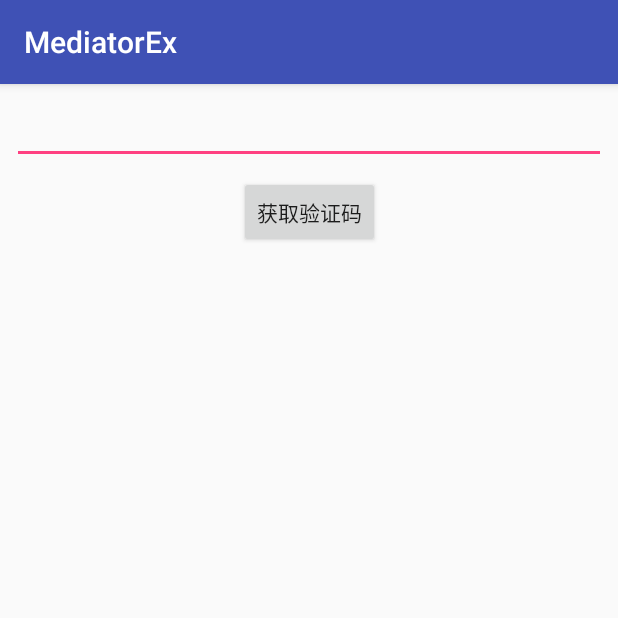
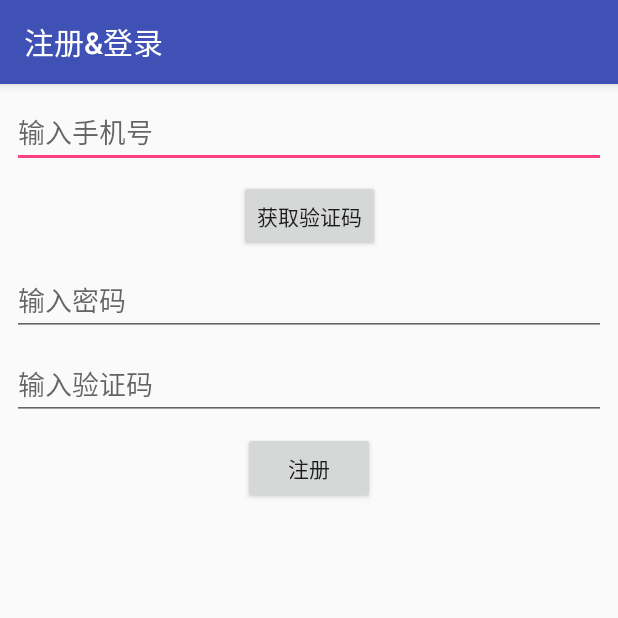
Before and after one commit to ivotai/MediatorEx, an Android app: the screen it shows after launch (LoginActivity), on a phone screen of 412 x 824 dp, the top half of it. Run offline under Robolectric (Android 15) with nearby library versions, the phone set to English and light mode, and no system bars; our stand-ins replace Dagger/Hilt's generated code, RxJava; libraries missing offline, so code that uses them is left out: com.afollestad.materialdialogs, com.blankj.utilcode, com.facebook.stetho, com.orhanobut.logger; 7 statements that could not run were skipped.

Commit message:
获取验证码，注册，逻辑部分完成。

```diff
--- a/app/src/main/java/com/unicorn/mediatorex/app/dagger2/module/LoggerModule.kt
+++ b/app/src/main/java/com/unicorn/mediatorex/app/dagger2/module/LoggerModule.kt
@@ -16,7 +16,7 @@ class LoggerModule {
     fun provideAndroidLogAdapter(): AndroidLogAdapter {
         val formatStrategy = PrettyFormatStrategy.newBuilder()
                 .showThreadInfo(true)
-                .methodCount(1)
+                .methodCount(0)
                 .build()
         return object : AndroidLogAdapter(formatStrategy) {
             override fun isLoggable(priority: Int, tag: String?): Boolean {
--- a/app/src/main/java/com/unicorn/mediatorex/app/dagger2/module/RetrofitModule.kt
+++ b/app/src/main/java/com/unicorn/mediatorex/app/dagger2/module/RetrofitModule.kt
@@ -8,7 +8,7 @@ import dagger.Provides
 import okhttp3.OkHttpClient
 import retrofit2.Retrofit
 import retrofit2.adapter.rxjava2.RxJava2CallAdapterFactory
-import retrofit2.converter.gson.GsonConverterFactory
+import retrofit2.converter.moshi.MoshiConverterFactory
 import javax.inject.Named
 import javax.inject.Singleton
 
@@ -37,7 +37,8 @@ class RetrofitModule {
             .baseUrl(baseUrl)
             .client(okHttpClient)
             .addConverterFactory(NobodyConverterFactory())
-            .addConverterFactory(GsonConverterFactory.create())
+            .addConverterFactory(MoshiConverterFactory.create())
+//            .addConverterFactory(GsonConverterFactory.create())
             .addCallAdapterFactory(RxJava2CallAdapterFactory.create())
             .build()
 
--- /dev/null
+++ b/app/src/main/java/com/unicorn/mediatorex/login/model/RegisterInfo.kt
@@ -0,0 +1,3 @@
+package com.unicorn.mediatorex.login.model
+
+class RegisterInfo(val phoneNo: String, val password: String, val verifyCode: String)
--- a/app/src/main/java/com/unicorn/mediatorex/login/model/RegisterParam.kt
+++ /dev/null
@@ -1,3 +0,0 @@
-package com.unicorn.mediatorex.login.model
-
-class RegisterParam(val phoneNo: String, val password: String, val verifyCode: String)
--- a/app/src/main/java/com/unicorn/mediatorex/login/service/LoginService.kt
+++ b/app/src/main/java/com/unicorn/mediatorex/login/service/LoginService.kt
@@ -1,7 +1,7 @@
 package com.unicorn.mediatorex.login.service
 
 import com.unicorn.mediatorex.login.model.LoginResponse
-import com.unicorn.mediatorex.login.model.RegisterParam
+import com.unicorn.mediatorex.login.model.RegisterInfo
 import io.reactivex.Observable
 import io.reactivex.Single
 import retrofit2.http.*
@@ -14,7 +14,7 @@ interface LoginService {
 
     @Headers("Content-Type: application/json")
     @POST("register/mobile")
-    fun register(@Body registerParam: RegisterParam): Observable<Any>
+    fun register(@Body registerInfo: RegisterInfo): Single<Any>
 
     @FormUrlEncoded
     @POST("login/default")
--- a/app/src/main/java/com/unicorn/mediatorex/login/view/LoginActivity.kt
+++ b/app/src/main/java/com/unicorn/mediatorex/login/view/LoginActivity.kt
@@ -6,6 +6,7 @@ import com.afollestad.materialdialogs.MaterialDialog
 import com.blankj.utilcode.util.ToastUtils
 import com.unicorn.mediatorex.R
 import com.unicorn.mediatorex.app.dagger2.ComponentsHolder
+import com.unicorn.mediatorex.login.model.RegisterInfo
 import com.unicorn.mediatorex.login.presenter.LoginPresenter
 import kotlinx.android.synthetic.main.activity_login.*
 
@@ -16,8 +17,17 @@ class LoginActivity : AppCompatActivity(), LoginView {
         super.onCreate(savedInstanceState)
         setContentView(R.layout.activity_login)
 
+        supportActionBar?.title = "注册&登录"
+
         val presenter = LoginPresenter(this, ComponentsHolder.appComponent.getLoginService())
-        btnVercode.setOnClickListener { presenter.getVercode(etPhoneNo.text.toString()) }
+        btnVerifyCode.setOnClickListener { presenter.getVerifyCode(etPhoneNo.text.toString()) }
+        btnRegister.setOnClickListener {
+            presenter.register(RegisterInfo(
+                    phoneNo = etPhoneNo.text.toString(),
+                    password = etPassword.text.toString(),
+                    verifyCode = etVerifyCode.text.toString()
+            ))
+        }
     }
 
     private var dialog: MaterialDialog? = null
--- a/app/src/main/res/layout/activity_login.xml
+++ b/app/src/main/res/layout/activity_login.xml
@@ -8,6 +8,7 @@
 
     <EditText
         android:id="@+id/etPhoneNo"
+        android:hint="输入手机号"
         android:layout_width="match_parent"
         android:layout_height="wrap_content"
         android:layout_marginStart="8dp"
@@ -18,7 +19,7 @@
         app:layout_constraintTop_toTopOf="parent" />
 
     <Button
-        android:id="@+id/btnVercode"
+        android:id="@+id/btnVerifyCode"
         android:layout_width="wrap_content"
         android:layout_height="wrap_content"
         android:layout_marginStart="8dp"
@@ -29,4 +30,42 @@
         app:layout_constraintStart_toStartOf="parent"
         app:layout_constraintTop_toBottomOf="@+id/etPhoneNo" />
 
+    <EditText
+        android:id="@+id/etPassword"
+        android:layout_width="match_parent"
+        android:layout_height="wrap_content"
+        android:layout_marginStart="8dp"
+        android:layout_marginTop="8dp"
+        android:layout_marginEnd="8dp"
+        android:hint="输入密码"
+        app:layout_constraintEnd_toEndOf="parent"
+        app:layout_constraintHorizontal_bias="1.0"
+        app:layout_constraintStart_toStartOf="parent"
+        app:layout_constraintTop_toBottomOf="@+id/btnVerifyCode" />
+
+    <EditText
+        android:id="@+id/etVerifyCode"
+        android:layout_width="match_parent"
+        android:layout_height="wrap_content"
+        android:layout_marginStart="8dp"
+        android:layout_marginTop="8dp"
+        android:layout_marginEnd="8dp"
+        android:hint="输入验证码"
+        app:layout_constraintEnd_toEndOf="parent"
+        app:layout_constraintHorizontal_bias="0.0"
+        app:layout_constraintStart_toStartOf="parent"
+        app:layout_constraintTop_toBottomOf="@+id/etPassword" />
+
+    <Button
+        android:id="@+id/btnRegister"
+        android:layout_width="wrap_content"
+        android:layout_height="wrap_content"
+        android:layout_marginStart="8dp"
+        android:layout_marginTop="8dp"
+        android:layout_marginEnd="8dp"
+        android:text="注册"
+        app:layout_constraintEnd_toEndOf="parent"
+        app:layout_constraintStart_toStartOf="parent"
+        app:layout_constraintTop_toBottomOf="@+id/etVerifyCode" />
+
 </android.support.constraint.ConstraintLayout>
```
Also changed, not shown: app/src/main/java/com/unicorn/mediatorex/extend.kt (+10 -0 lines), app/src/main/java/com/unicorn/mediatorex/login/MainActivity.kt (+18 -19 lines), app/src/main/java/com/unicorn/mediatorex/login/presenter/LoginPresenter.kt (+20 -3 lines).
